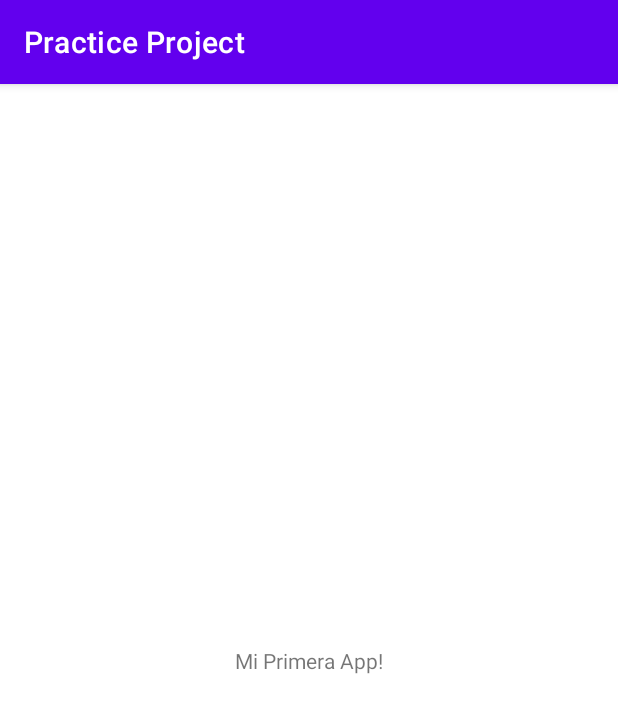
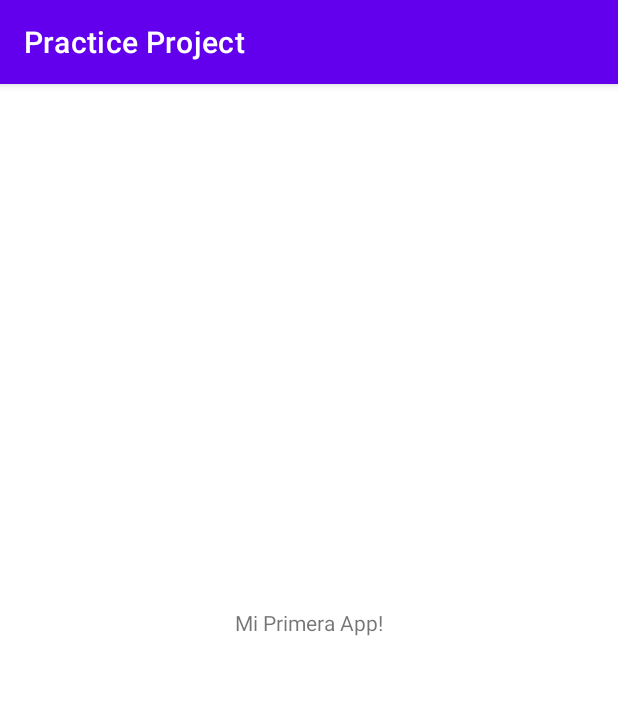
Before and after one commit to SergioGarzon/AppAndroidStudioUTNFRC-DIPLO, an Android app: the screen it shows after launch (MainActivity), on a phone screen of 412 x 824 dp. Shown: the top 713 px of the screen. Run offline under Robolectric (Android 15) with nearby library versions, the phone set to English and light mode, and no system bars.

Commit message:
New Commit

```diff
--- a/app/src/main/java/sgarzon/utn/example/newappdiploandroid/MainActivity.java
+++ b/app/src/main/java/sgarzon/utn/example/newappdiploandroid/MainActivity.java
@@ -6,6 +6,8 @@ import android.os.Bundle;
 
 public class MainActivity extends AppCompatActivity {
 
+
+    //Nueva aplicación para la clase 2
     @Override
     protected void onCreate(Bundle savedInstanceState) {
         super.onCreate(savedInstanceState);
--- a/app/src/main/res/layout/activity_main.xml
+++ b/app/src/main/res/layout/activity_main.xml
@@ -13,6 +13,16 @@
         app:layout_constraintBottom_toBottomOf="parent"
         app:layout_constraintLeft_toLeftOf="parent"
         app:layout_constraintRight_toRightOf="parent"
-        app:layout_constraintTop_toTopOf="parent" />
+        app:layout_constraintTop_toTopOf="parent"
+        app:layout_constraintVertical_bias="0.467" />
+
+    <ImageView
+        android:id="@+id/imageView"
+        android:layout_width="wrap_content"
+        android:layout_height="wrap_content"
+        android:foreground="@android:drawable/ic_delete"
+        tools:layout_editor_absoluteX="141dp"
+        tools:layout_editor_absoluteY="405dp"
+        tools:srcCompat="@tools:sample/avatars" />
 
 </androidx.constraintlayout.widget.ConstraintLayout>
```
Also changed, not shown: 2 other files.
